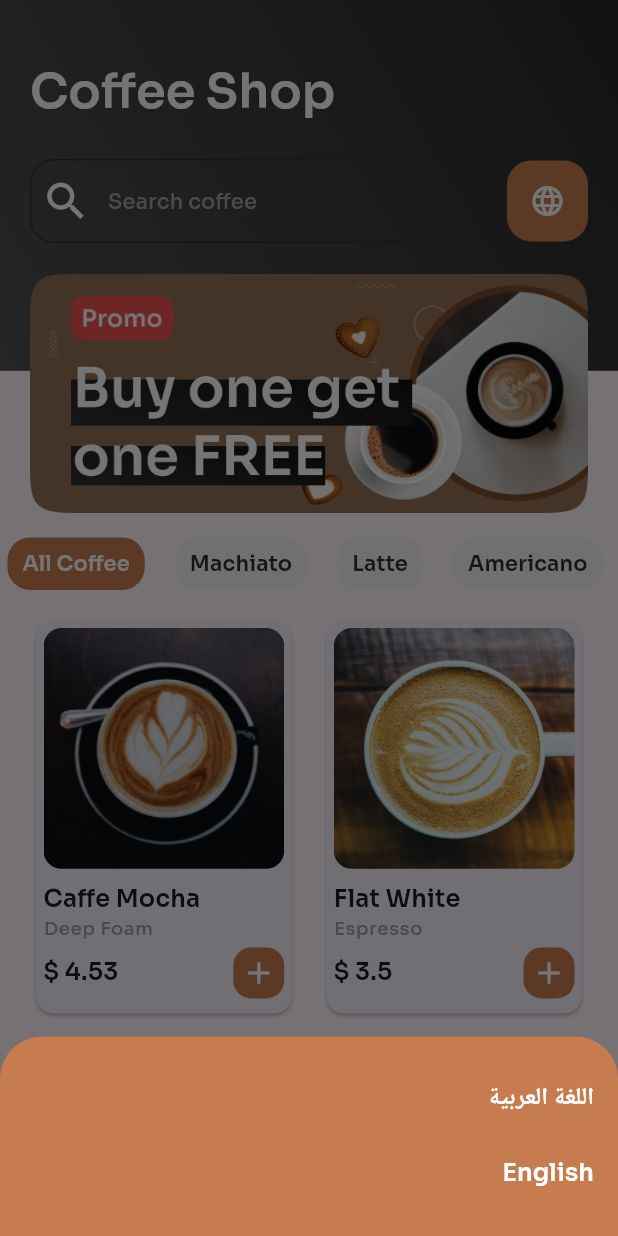
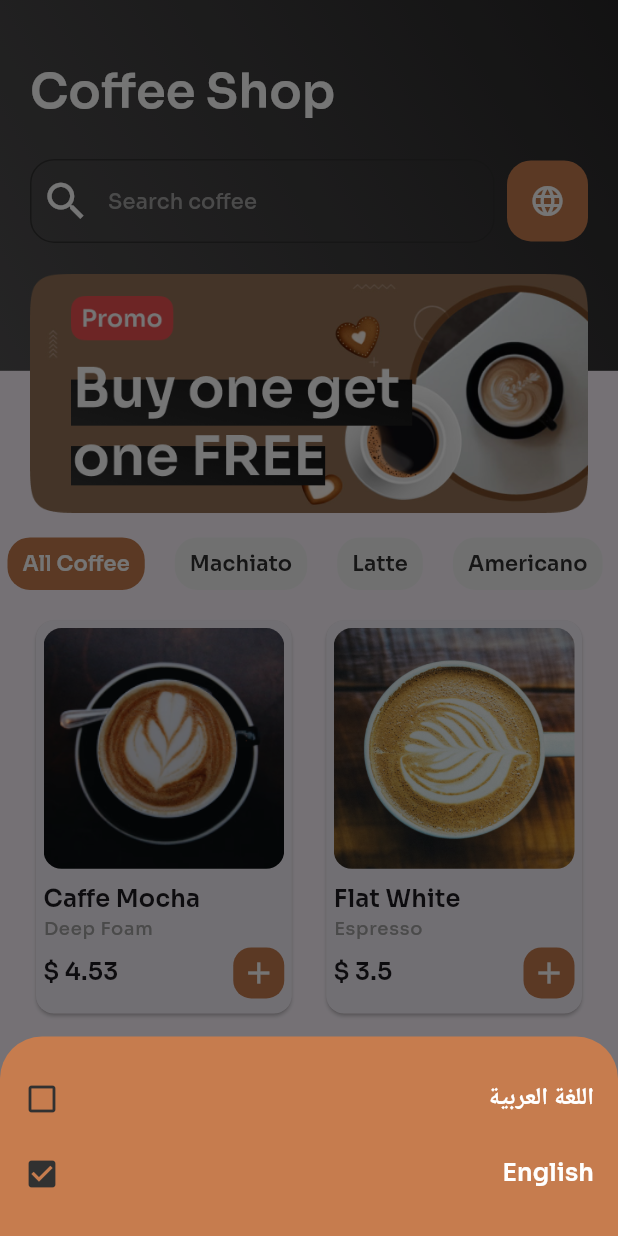
Before and after one commit to elsankry02/Coffee_Shop_App, a Flutter app: the HomePage screen opened by its route, after a tap on the "language" icon, on a phone screen of 412 x 824 dp. Run offline on Flutter 3.47's test engine with Material 3 defaults, Android fonts, the phone set to English and light mode, and no system bars; our stand-ins replace auto_route, flutter_bloc, flutter_svg, readmore, shared_preferences; accounts and stored records are empty.

Commit message:
save change lang

```diff
--- a/lib/features/pages/home/widget/change_lang_widget.dart
+++ b/lib/features/pages/home/widget/change_lang_widget.dart
@@ -1,9 +1,10 @@
-import 'package:auto_route/auto_route.dart';
+import 'package:coffee_shop/core/cached/cached_hleper.dart';
+import 'package:flutter/material.dart';
+import 'package:flutter_bloc/flutter_bloc.dart';
+
 import '../../../../core/constants/color_manger.dart';
 import '../../../../core/enums/localization_enum.dart';
 import '../../../data/local_cubit/localization_cubit.dart';
-import 'package:flutter/material.dart';
-import 'package:flutter_bloc/flutter_bloc.dart';
 
 class ChangeLanguageWidget extends StatefulWidget {
   const ChangeLanguageWidget({super.key});
@@ -13,12 +14,22 @@ class ChangeLanguageWidget extends StatefulWidget {
 }
 
 class _ChangeLanguageWidgetState extends State<ChangeLanguageWidget> {
-  bool isSelected = true;
+  late String changeLang;
+  void getLangFunc() {
+    changeLang = CachedHleper.getString(key: 'Language') ?? 'en';
+  }
+
+  @override
+  void initState() {
+    getLangFunc();
+    super.initState();
+  }
 
   @override
   Widget build(BuildContext context) {
     final textTeme = Theme.of(context).textTheme;
     final h = MediaQuery.of(context).size.height;
+    final spaceBetween = MainAxisAlignment.spaceBetween;
     return Container(
       decoration: BoxDecoration(
         borderRadius: BorderRadiusDirectional.horizontal(
@@ -39,11 +50,14 @@ class _ChangeLanguageWidgetState extends State<ChangeLanguageWidget> {
                 context
                     .read<LocalizationCubit>()
                     .localFunc(LocalizationEnum.arabic);
-                context.router.maybePop();
+                setState(() {
+                  changeLang = 'ar';
+                });
               },
               child: Align(
                 alignment: Alignment.centerLeft,
                 child: Row(
+                  mainAxisAlignment: spaceBetween,
                   children: [
                     Text(
                       'اللغة العربية',
@@ -51,6 +65,10 @@ class _ChangeLanguageWidgetState extends State<ChangeLanguageWidget> {
                           fontWeight: FontWeight.w600,
                           color: ColorManger.kWhite),
                     ),
+                    changeLang == 'ar'
+                        ? Icon(Icons.check_box, color: ColorManger.kBlack)
+                        : Icon(Icons.check_box_outline_blank,
+                            color: ColorManger.kBlack)
                   ],
                 ),
               ),
@@ -64,11 +82,14 @@ class _ChangeLanguageWidgetState extends State<ChangeLanguageWidget> {
                 context
                     .read<LocalizationCubit>()
                     .localFunc(LocalizationEnum.english);
-                context.router.maybePop();
+                setState(() {
+                  changeLang = 'en';
+                });
               },
               child: Align(
                 alignment: Alignment.centerLeft,
                 child: Row(
+                  mainAxisAlignment: spaceBetween,
                   children: [
                     Text(
                       'English',
@@ -76,6 +97,10 @@ class _ChangeLanguageWidgetState extends State<ChangeLanguageWidget> {
                           fontWeight: FontWeight.w600,
                           color: ColorManger.kWhite),
                     ),
+                    changeLang == 'en'
+                        ? Icon(Icons.check_box, color: ColorManger.kBlack)
+                        : Icon(Icons.check_box_outline_blank,
+                            color: ColorManger.kBlack),
                   ],
                 ),
               ),
--- a/lib/features/pages/home/widget/search_and_filter_widget.dart
+++ b/lib/features/pages/home/widget/search_and_filter_widget.dart
@@ -1,7 +1,8 @@
+import 'package:flutter/material.dart';
+
 import '../../../../core/constants/color_manger.dart';
+import '../../../../l10n/app_localizations.dart';
 import 'change_lang_widget.dart';
-import '../../../../l10n/app_localizations.dart';
-import 'package:flutter/material.dart';
 
 class SearchAndFilterWidget extends StatelessWidget {
   const SearchAndFilterWidget({super.key});
@@ -33,6 +34,7 @@ class SearchAndFilterWidget extends StatelessWidget {
             ),
           ),
           SizedBox(width: w * 0.020),
+          //! Change Lang
           GestureDetector(
             onTap: () {
               showModalBottomSheet(
```
Also changed, not shown: lib/core/cached/cached_hleper.dart (+9 -0 lines), lib/main.dart (+5 -3 lines).
